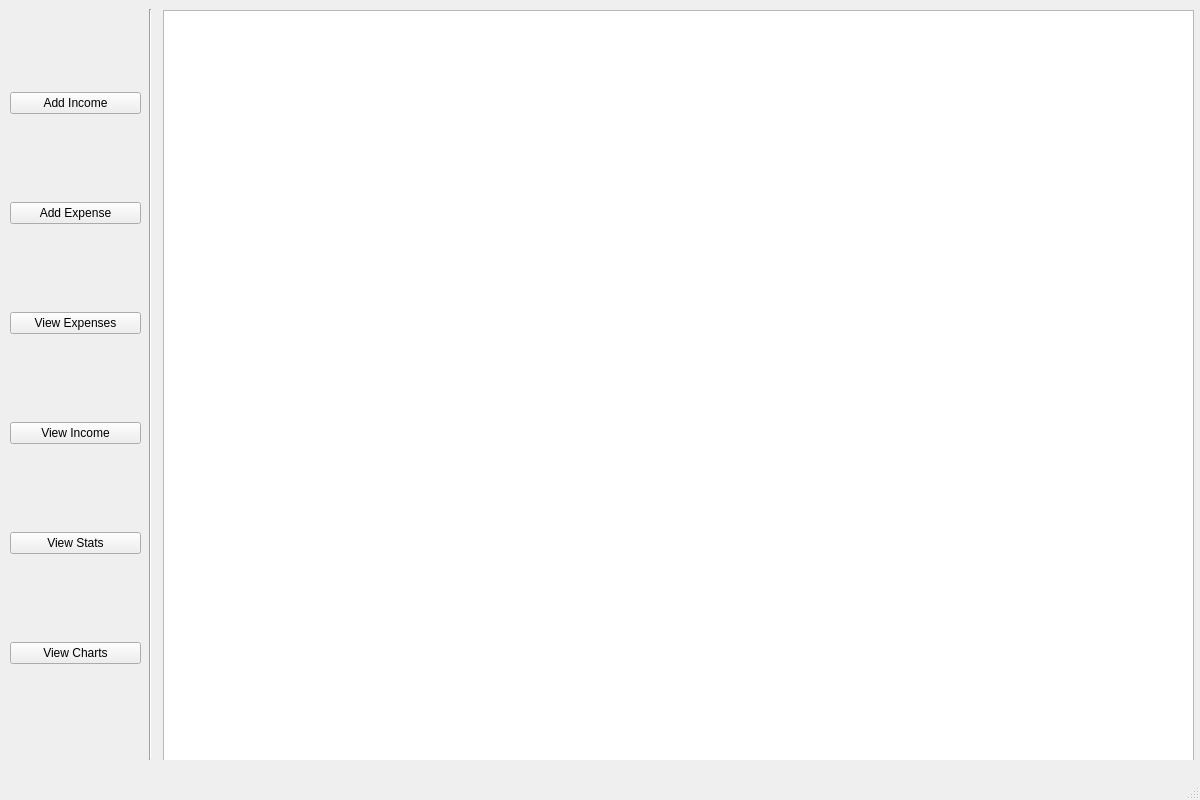
The window that View/MainWindow.ui (jmitchward/Budget) describes before a commit, drawn with Qt 5.
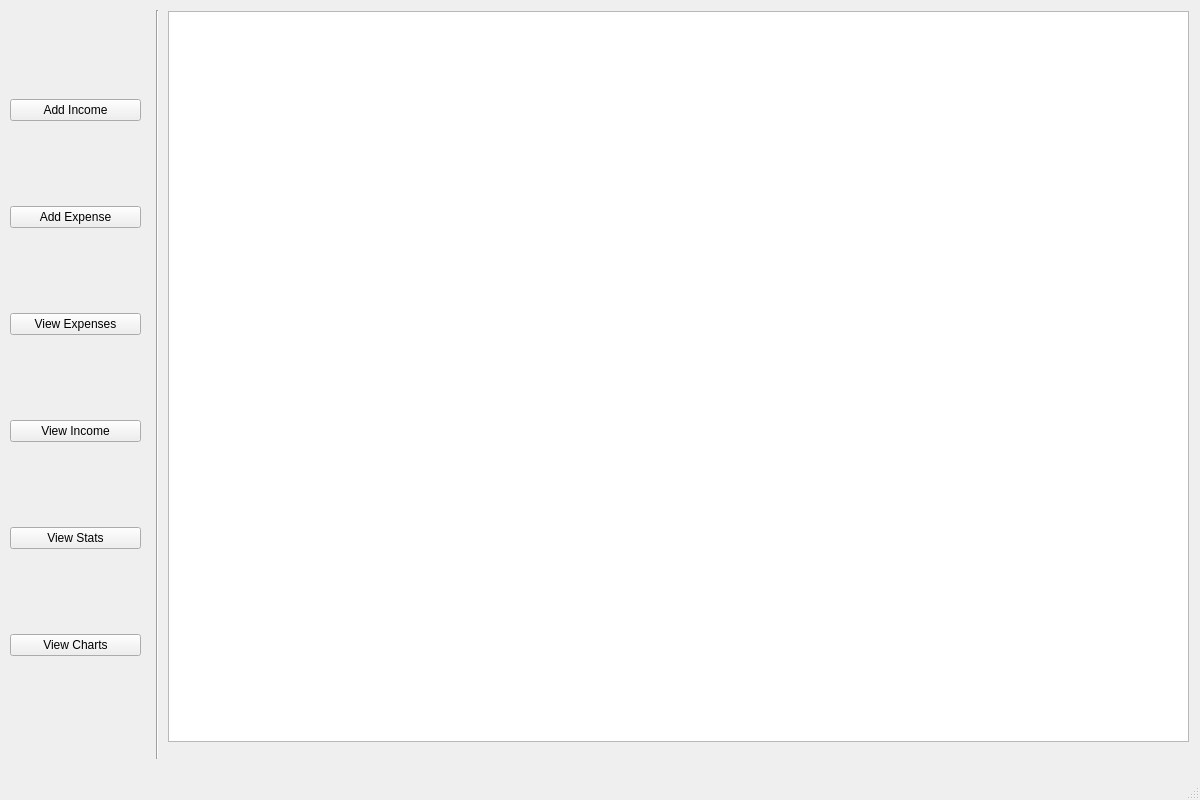
The same window after the commit. The open tabs and pages were chosen to show the change.

Commit message: Reorg + Layout fixes.

```diff
--- a/View/MainWindow.ui
+++ b/View/MainWindow.ui
@@ -18,9 +18,9 @@
     <property name="geometry">
      <rect>
       <x>10</x>
-      <y>10</y>
+      <y>20</y>
       <width>131</width>
-      <height>741</height>
+      <height>721</height>
      </rect>
     </property>
     <layout class="QVBoxLayout" name="sidePanel">
@@ -74,18 +74,28 @@
      </item>
     </layout>
    </widget>
-   <widget class="QWidget" name="gridLayoutWidget">
+   <widget class="Line" name="panelSeparator">
     <property name="geometry">
      <rect>
       <x>149</x>
-      <y>9</y>
-      <width>1051</width>
-      <height>751</height>
+      <y>10</y>
+      <width>16</width>
+      <height>749</height>
      </rect>
     </property>
-    <layout class="QGridLayout" name="mainPanel">
-     <item row="0" column="1">
+    <property name="orientation">
+     <enum>Qt::Vertical</enum>
+    </property>
+   </widget>
       <widget class="QStackedWidget" name="mainPanelWidget">
+    <property name="geometry">
+     <rect>
+      <x>163</x>
+      <y>10</y>
+      <width>1036</width>
+      <height>749</height>
+     </rect>
+    </property>
        <property name="currentIndex">
         <number>1</number>
        </property>
@@ -101,8 +111,8 @@
           <rect>
            <x>5</x>
            <y>1</y>
-           <width>1031</width>
-           <height>751</height>
+        <width>1021</width>
+        <height>731</height>
           </rect>
          </property>
         </widget>
@@ -115,17 +125,7 @@
          </sizepolicy>
         </property>
        </widget>
-       <widget class="QWidget" name="page"/>
-      </widget>
-     </item>
-     <item row="0" column="0">
-      <widget class="Line" name="panelSeparator">
-       <property name="orientation">
-        <enum>Qt::Vertical</enum>
-       </property>
-      </widget>
-     </item>
-    </layout>
+    <widget class="QWidget" name="widget2"/>
    </widget>
   </widget>
   <widget class="QMenuBar" name="menubar">
```
Left out of the diff: 4 changed lines with no effect on the pictures. Lines whose indentation alone changed are shown as unchanged. The commit also changes 17 other files.
